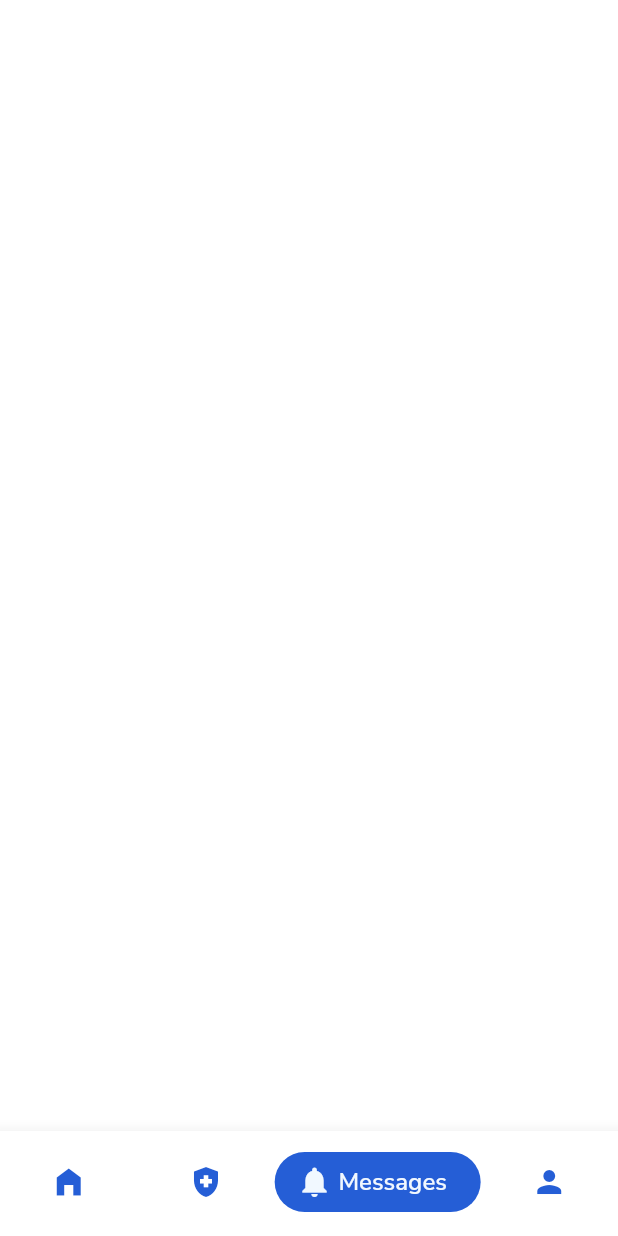
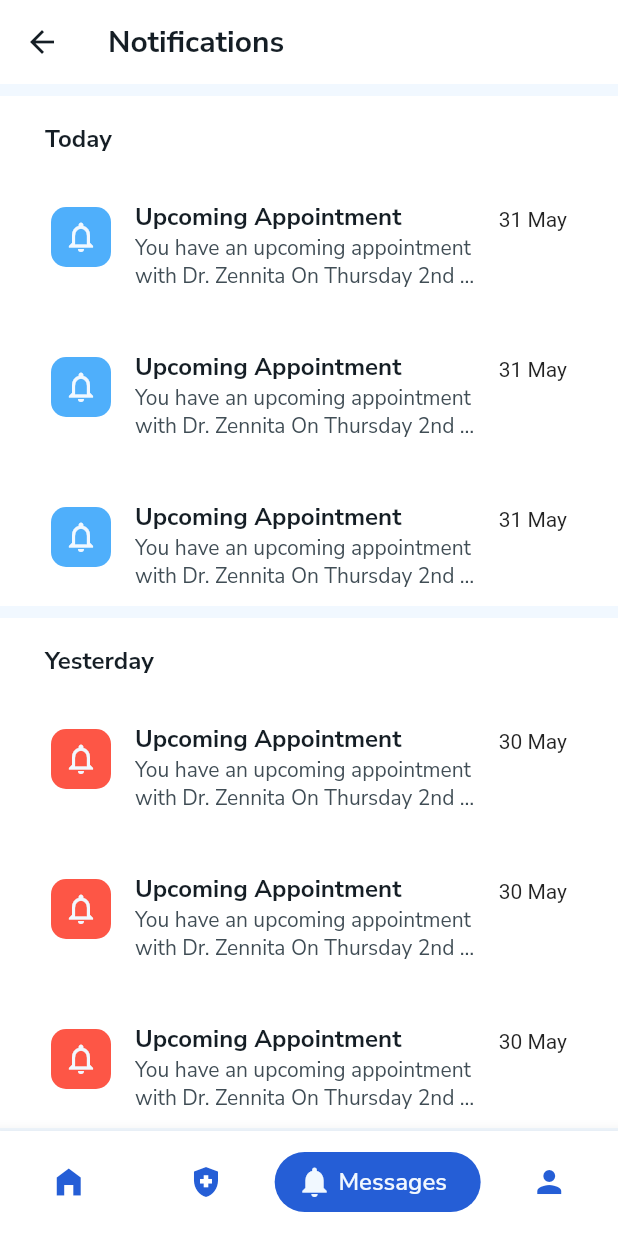
Before and after one commit to zeeyebs/Medidoc_app, a Flutter app: the MainNavigation screen opened by its route, item 3 of the bottom bar chosen, on a phone screen of 412 x 824 dp. Run offline on Flutter 3.47's test engine with Material 2 defaults, Android fonts, the light colour scheme and no system bars; drawn by our look-alikes of carousel_slider, flutter_rating_bar; our stand-ins replace cloud_firestore, flutter_svg, form_field_validator, gap; accounts and stored records are empty.

Commit message:
update on features and screen

```diff
--- a/lib/constants.dart
+++ b/lib/constants.dart
@@ -1,13 +1,6 @@
 import 'package:doctor_app/text_style.dart';
 import 'package:flutter/material.dart';
 import 'package:form_field_validator/form_field_validator.dart';
-
-const primaryColor = Color(0xFF255ED6);
-const textColor = Color.fromARGB(255, 5, 5, 5);
-const backgroundColor = Color(0xFFE6EFF9);
-const redColor = Color(0xFFE85050);
-
-const defaultPadding = 16.0;
 
 OutlineInputBorder textFieldBorder = OutlineInputBorder(
   borderSide: BorderSide(
@@ -28,14 +21,17 @@ final passwordValidator = MultiValidator(
 );
 
 // Colors
+const primaryColor = Color(0xFF255ED6);
+const textColor = Color.fromARGB(255, 5, 5, 5);
+const backgroundColor = Color(0xFFE6EFF9);
+const redColor = Color(0xFFE85050);
 const primaryColor1 = Color(0xFF4FAFFB);
 const primaryColor2 = Color(0xFFF1F8FF);
-
 const secondaryColor1 = Color(0xFFFD5646);
 const secondaryColor2 = Color(0xFFFFEEEE);
 
 const cardBackgroundColor = Color(0xFFDDECFF);
-const discountcardColor = Color(0xFFE5E9EC);
+const discountCardColor = Color(0xFFE5E9EC);
 const primaryTextColor = Color(0xFF758086);
 const secondaryTextColor = Color(0xFF758086);
 const headerTextColor = Color(0xFF151E25);
@@ -51,6 +47,7 @@ const containerBackgroundColor = Color(0xFF101010);
 const favoritedIconColor = Color(0xFFFE4948);
 const defaultIconColor = Color(0xFF636363);
 const cartBoxColor = Color(0xFFcacaca);
+
 // Heading
 const double headline1 = 36;
 const double headline2 = 24;
@@ -58,6 +55,7 @@ const double headline3 = 20;
 const double headline4 = 18;
 const double headline5 = 16;
 const double headline6 = 14;
+
 //Text
 const double tag = 13;
 const double tab = 14;
@@ -75,6 +73,7 @@ const double paragraph4 = 12;
 const String fontName = "NunitoSans";
 
 // Dimensions
+const defaultPadding = 16.0;
 const double kSpacingNone = 0.0;
 const double kSpacingX2 = 2.0;
 const double kSpacingX4 = 4.0;
--- a/lib/models/Category.dart
+++ b/lib/models/Category.dart
@@ -1,13 +1,10 @@
-
-// Once we use them i will explain it again
-
 class Category {
   final String icon, title;
 
   const Category({required this.icon, required this.title});
 }
 
-const List<Category> demo_categories = [
+const List<Category> demoCategories = [
   Category(icon: "assets/icons/Pediatrician.svg", title: "Pediatrician"),
   Category(icon: "assets/icons/Neurosurgeon.svg", title: "Neurosurgeon"),
   Category(icon: "assets/icons/Cardiologist.svg", title: "Cardiologist"),
--- a/lib/ui/screens/doctors/doctors.dart
+++ b/lib/ui/screens/doctors/doctors.dart
@@ -20,9 +20,8 @@ class _DoctorsScreenState extends State<DoctorsScreen>
   final TextEditingController _searchController = TextEditingController();
   @override
   void initState() {
-    // TODO: implement initState
+    _tabController = TabController(length: 5, vsync: this);
     super.initState();
-    _tabController = TabController(length: 5, vsync: this);
   }
 
   int _currentTabIndex = 0;
--- a/lib/ui/screens/navigation/main_navigator.dart
+++ b/lib/ui/screens/navigation/main_navigator.dart
@@ -2,6 +2,8 @@ import 'package:doctor_app/constants.dart';
 import 'package:doctor_app/text_style.dart';
 import 'package:doctor_app/ui/screens/doctors/doctors.dart';
 import 'package:doctor_app/ui/screens/home.dart';
+import 'package:doctor_app/ui/screens/notification/notifications.dart';
+import 'package:doctor_app/ui/screens/profile/user_profile.dart';
 import 'package:doctor_app/ui/widgets/active_tab_indicator.dart';
 import 'package:flutter/material.dart';
 
@@ -23,6 +25,8 @@ class _MainNavigationState extends State<MainNavigation> {
   List<Widget> pageData = [
     const HomeScreen(),
     const DoctorsScreen(),
+    const Notifications(),
+    const UserProfile(),
   ];
 
   @override
--- a/lib/ui/screens/notification/notifications.dart
+++ b/lib/ui/screens/notification/notifications.dart
@@ -0,0 +1,172 @@
+import 'package:doctor_app/constants.dart';
+import 'package:doctor_app/text_style.dart';
+import 'package:flutter/material.dart';
+
+class Notifications extends StatelessWidget {
+  const Notifications({Key? key}) : super(key: key);
+
+  @override
+  Widget build(BuildContext context) {
+    return Scaffold(
+      backgroundColor: primaryColor2,
+      body: CustomScrollView(
+        physics: const BouncingScrollPhysics(parent: AlwaysScrollableScrollPhysics()),
+        slivers: [
+          SliverAppBar(
+            title: Text(
+              "Notifications",
+              style: headerTextStyle.copyWith(fontSize: headline3),
+            ),
+            backgroundColor: const Color(0xFFFFFFFF),
+            floating: true,
+            elevation: 0.2,
+          ),
+          SliverPadding(
+            padding: const EdgeInsets.only(top: 8.0),
+            sliver: SliverToBoxAdapter(
+              child: Container(
+                  color: const Color(0xFFFFFFFF),
+                  child: Padding(
+                    padding: const EdgeInsets.only(left: 30.0, top: 18.0),
+                    child: Text(
+                      "Today",
+                      style: headerTextStyle.copyWith(fontSize: headline5),
+                    ),
+                  )),
+            ),
+          ),
+          SliverFixedExtentList(
+            itemExtent: 100,
+            delegate: SliverChildBuilderDelegate((BuildContext context, int index) {
+              return Container(
+                color: const Color(0xFFFFFFFF),
+                padding: const EdgeInsets.symmetric(horizontal: 18.0, vertical: 18.0),
+                child: ListTile(
+                  isThreeLine: true,
+                  leading: Container(
+                    height: 40.0,
+                    width: 40.0,
+                    decoration: BoxDecoration(
+                        color: primaryColor1, borderRadius: BorderRadius.circular(10)),
+                    child: const Icon(
+                      Icons.notifications_outlined,
+                      color: primaryColor2,
+                    ),
+                  ),
+                  title: Text(
+                    "Upcoming Appointment",
+                    style: headerTextStyle.copyWith(fontSize: headline5),
+                  ),
+                  subtitle: Text(
+                    "You have an upcoming appointment with Dr. Zennita On Thursday 2nd June, 2022 - 2:00PM GMT, at Akcess Medical Center, North Legon",
+                    style: primaryTextStyle.copyWith(
+                        color: subHeaderTextColor, fontSize: headline6),
+                    overflow: TextOverflow.ellipsis,
+                    maxLines: 2,
+                  ),
+                  trailing: const Text("31 May"),
+                ),
+              );
+            }, childCount: 3),
+          ),
+          SliverPadding(
+            padding: const EdgeInsets.only(top: 8.0),
+            sliver: SliverToBoxAdapter(
+              child: Container(
+                  color: const Color(0xFFFFFFFF),
+                  child: Padding(
+                    padding: const EdgeInsets.only(left: 30.0, top: 18.0),
+                    child: Text(
+                      "Yesterday",
+                      style: headerTextStyle.copyWith(fontSize: headline5),
+                    ),
+                  )),
+            ),
+          ),
+          SliverFixedExtentList(
+            itemExtent: 100,
+            delegate: SliverChildBuilderDelegate((BuildContext context, int index) {
+              return Container(
+                color: const Color(0xFFFFFFFF),
+                padding: const EdgeInsets.symmetric(horizontal: 18.0, vertical: 18.0),
+                child: ListTile(
+                  isThreeLine: true,
+                  leading: Container(
+                    height: 40.0,
+                    width: 40.0,
+                    decoration: BoxDecoration(
+                        color: secondaryColor1, borderRadius: BorderRadius.circular(10)),
+                    child: const Icon(
+                      Icons.notifications_outlined,
+                      color: primaryColor2,
+                    ),
+                  ),
+                  title: Text(
+                    "Upcoming Appointment",
+                    style: headerTextStyle.copyWith(fontSize: headline5),
+                  ),
+                  subtitle: Text(
+                    "You have an upcoming appointment with Dr. Zennita On Thursday 2nd June, 2022 - 2:00PM GMT, at Akcess Medical Center, North Legon",
+                    style: primaryTextStyle.copyWith(
+                        color: subHeaderTextColor, fontSize: headline6),
+                    overflow: TextOverflow.ellipsis,
+                    maxLines: 2,
+                  ),
+                  trailing: const Text("30 May"),
+                ),
+              );
+            }, childCount: 3),
+          ),
+          SliverPadding(
+            padding: const EdgeInsets.only(top: 8.0),
+            sliver: SliverToBoxAdapter(
+              child: Container(
+                  color: const Color(0xFFFFFFFF),
+                  child: Padding(
+                    padding: const EdgeInsets.only(left: 30.0, top: 18.0),
+                    child: Text(
+                      "2 Days",
+                      style: headerTextStyle.copyWith(fontSize: headline5),
+                    ),
+                  )),
+            ),
+          ),
+          SliverFixedExtentList(
+            itemExtent: 100,
+            delegate: SliverChildBuilderDelegate((BuildContext context, int index) {
+              return Container(
+                color: const Color(0xFFFFFFFF),
+                padding: const EdgeInsets.symmetric(horizontal: 18.0, vertical: 18.0),
+                child: ListTile(
+                  isThreeLine: true,
+                  leading: Container(
+                    height: 40.0,
+                    width: 40.0,
+                    decoration: BoxDecoration(
+                        color: primaryColor1, borderRadius: BorderRadius.circular(10)),
+                    child: const Icon(
+                      Icons.notifications_outlined,
+                      color: primaryColor2,
+                    ),
+                  ),
+                  title: Text(
+                    "Upcoming Appointment",
+                    style: headerTextStyle.copyWith(fontSize: headline5),
+                  ),
+                  subtitle: Text(
+                    "You have an upcoming appointment with Dr. Zennita On Thursday 2nd June, 2022 - 2:00PM GMT, at Akcess Medical Center, North Legon",
+                    style: primaryTextStyle.copyWith(
+                        color: subHeaderTextColor, fontSize: headline6),
+                    overflow: TextOverflow.ellipsis,
+                    maxLines: 2,
+                  ),
+                  trailing: const Text("29 May"),
+                ),
+              );
+            }, childCount: 3),
+          ),
+        ],
+      ),
+    );
+  }
+}
--- a/lib/ui/widgets/custom_carousel_card.dart
+++ b/lib/ui/widgets/custom_carousel_card.dart
@@ -12,7 +12,8 @@ class SpecialistCarouselCard extends StatelessWidget {
   }) : super(key: key);
   @override
   Widget build(BuildContext context) {
-    return ClipRect(
+    return GestureDetector(
+      onTap: () {},
       child: Container(
         padding: const EdgeInsets.symmetric(vertical: 18.0, horizontal: 18.0),
         width: double.infinity,
@@ -39,11 +40,11 @@ class SpecialistCarouselCard extends StatelessWidget {
                   ),
                   Text(
                     "Medicine & Cadio Specialist",
-                    style: tagTextStyle.copyWith(color: discountcardColor),
+                    style: tagTextStyle.copyWith(color: discountCardColor),
                   ),
                   Text(
                     "Good Health Clinic",
-                    style: tagTextStyle.copyWith(color: discountcardColor),
+                    style: tagTextStyle.copyWith(color: discountCardColor),
                   ),
                 ],
               ),
```
Also changed, not shown: lib/main.dart (+8 -1 lines), lib/ui/screens/doc_info.dart (deleted, +0 -205 lines), lib/ui/screens/profile/settings.dart (+24 -0 lines), lib/ui/screens/profile/user_profile.dart (+139 -0 lines), lib/ui/screens/welcome/welcome_screen.dart (+11 -19 lines), assets/icons/splash_bg.svg.
